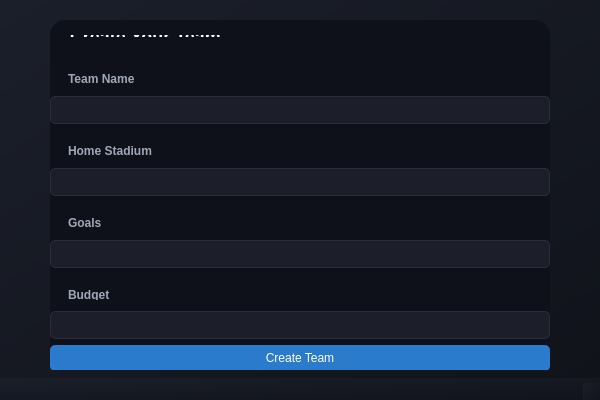
Qt form create_team.ui (Azer-khadhraoui/ALDAWRY-FOOTBALL) before a commit.
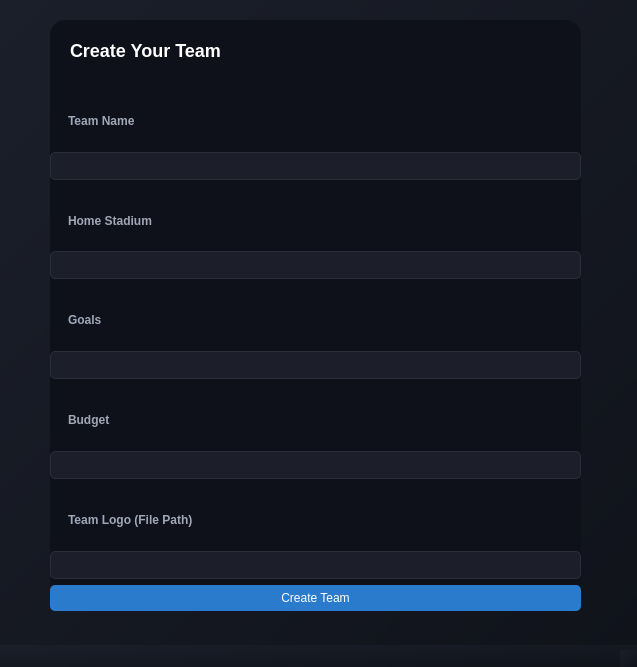
The same form after that commit.

Patch:
```diff
--- a/create_team.ui
+++ b/create_team.ui
@@ -6,8 +6,8 @@
    <rect>
     <x>0</x>
     <y>0</y>
-    <width>600</width>
-    <height>400</height>
+    <width>637</width>
+    <height>667</height>
    </rect>
   </property>
   <property name="windowTitle">
@@ -22,8 +22,8 @@
      <rect>
       <x>50</x>
       <y>20</y>
-      <width>500</width>
-      <height>350</height>
+      <width>531</width>
+      <height>591</height>
      </rect>
     </property>
     <property name="styleSheet">
@@ -114,6 +114,23 @@
       </widget>
      </item>
      <item row="9" column="0">
+      <widget class="QLabel" name="label_team_logo">
+       <property name="styleSheet">
+        <string notr="true">color: #A0A8B7; font-weight: bold; padding-bottom: 5px; background-color: transparent;</string>
+       </property>
+       <property name="text">
+        <string>Team Logo (File Path)</string>
+       </property>
+      </widget>
+     </item>
+     <item row="10" column="0">
+      <widget class="QLineEdit" name="teamLogoEdit">
+       <property name="styleSheet">
+        <string notr="true">background-color: #1C1F2A; border: 1px solid #2A2D3A; border-radius: 5px; padding: 5px; color: white;</string>
+       </property>
+      </widget>
+     </item>
+     <item row="11" column="0">
       <widget class="QPushButton" name="createButton">
        <property name="styleSheet">
         <string notr="true">background-color: rgba(50, 150, 250, 0.8); color: white; font-size: 12px; border-radius: 5px; padding: 6px 12px;</string>
```
